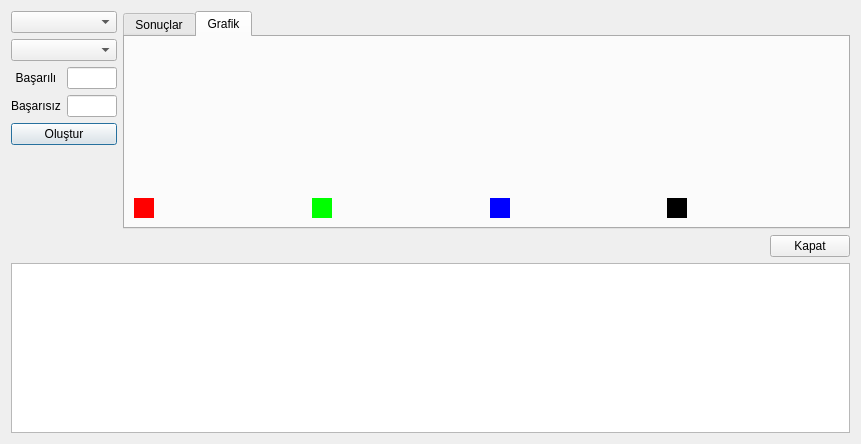
Before: the Qt Designer form krapor.ui in ekcdr/bahcesehirbitirme, drawn with Qt 5.
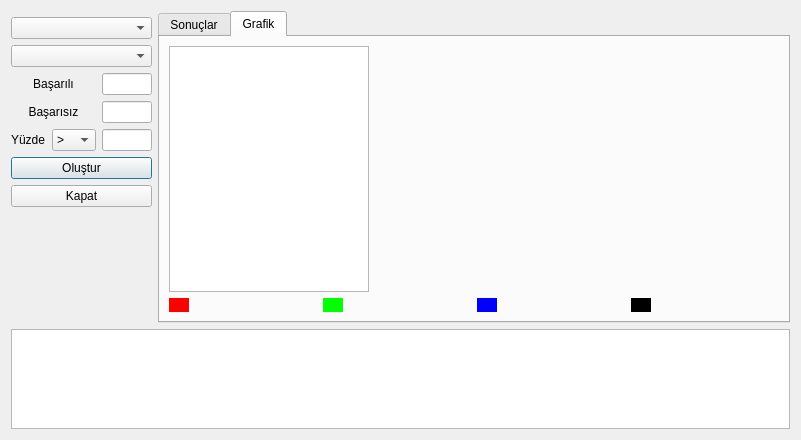
After: the same form once the commit is applied. Custom widgets are drawn as their Qt base class.

Patch:
```diff
--- a/krapor.ui
+++ b/krapor.ui
@@ -6,96 +6,53 @@
    <rect>
     <x>0</x>
     <y>0</y>
-    <width>861</width>
-    <height>444</height>
+    <width>801</width>
+    <height>440</height>
    </rect>
   </property>
   <property name="windowTitle">
    <string>Dialog</string>
   </property>
   <layout class="QGridLayout" name="gridLayout_2">
-   <item row="0" column="0">
-    <layout class="QGridLayout" name="gridLayout">
-     <item row="1" column="0" colspan="2">
-      <widget class="QComboBox" name="cbKistas">
-       <property name="sizePolicy">
-        <sizepolicy hsizetype="Preferred" vsizetype="Fixed">
-         <horstretch>0</horstretch>
-         <verstretch>0</verstretch>
-        </sizepolicy>
-       </property>
-      </widget>
-     </item>
-     <item row="0" column="0" colspan="2">
-      <widget class="QComboBox" name="cbSinav"/>
-     </item>
-     <item row="4" column="0" colspan="2">
-      <widget class="QPushButton" name="btnOlustur">
+   <item row="6" column="0">
+    <widget class="QLabel" name="label">
        <property name="text">
-        <string>Oluştur</string>
+      <string/>
        </property>
       </widget>
      </item>
-     <item row="2" column="1">
-      <widget class="QLineEdit" name="txtYuzdeUst">
-       <property name="sizePolicy">
-        <sizepolicy hsizetype="Fixed" vsizetype="Fixed">
-         <horstretch>0</horstretch>
-         <verstretch>0</verstretch>
-        </sizepolicy>
-       </property>
-       <property name="maximumSize">
+   <item row="7" column="0">
+    <spacer name="verticalSpacer">
+     <property name="orientation">
+      <enum>Qt::Vertical</enum>
+     </property>
+     <property name="sizeHint" stdset="0">
         <size>
-         <width>50</width>
-         <height>16777215</height>
-        </size>
-       </property>
-      </widget>
-     </item>
-     <item row="2" column="0">
-      <widget class="QLabel" name="lblUst">
-       <property name="text">
-        <string>Başarılı</string>
-       </property>
-       <property name="alignment">
-        <set>Qt::AlignCenter</set>
-       </property>
-      </widget>
-     </item>
-     <item row="3" column="0">
-      <widget class="QLabel" name="lblAlt">
-       <property name="text">
-        <string>Başarısız</string>
-       </property>
-       <property name="alignment">
-        <set>Qt::AlignCenter</set>
-       </property>
-      </widget>
-     </item>
-     <item row="3" column="1">
-      <widget class="QLineEdit" name="txtYuzdeAlt">
-       <property name="sizePolicy">
-        <sizepolicy hsizetype="Fixed" vsizetype="Fixed">
-         <horstretch>0</horstretch>
-         <verstretch>0</verstretch>
-        </sizepolicy>
-       </property>
+       <width>20</width>
+       <height>40</height>
+      </size>
+     </property>
+    </spacer>
+   </item>
+   <item row="8" column="0" colspan="2">
+    <widget class="QTableView" name="tableViewCizelge">
        <property name="maximumSize">
         <size>
-         <width>50</width>
-         <height>16777215</height>
+       <width>16777215</width>
+       <height>100</height>
         </size>
        </property>
       </widget>
      </item>
-    </layout>
-   </item>
-   <item row="0" column="1" rowspan="3">
+   <item row="0" column="1" rowspan="8">
     <widget class="QTabWidget" name="tabWidget">
      <property name="currentIndex">
       <number>1</number>
      </property>
-     <widget class="QWidget" name="tab_5">
+     <property name="tabsClosable">
+      <bool>false</bool>
+     </property>
+     <widget class="QWidget" name="tabSonuclar">
       <attribute name="title">
        <string>Sonuçlar</string>
       </attribute>
@@ -110,49 +67,39 @@
        <string>Grafik</string>
       </attribute>
       <layout class="QGridLayout" name="gridLayout_4">
-       <item row="1" column="5">
-        <widget class="QLabel" name="lbl3p">
-         <property name="maximumSize">
-          <size>
-           <width>16777215</width>
-           <height>20</height>
-          </size>
-         </property>
-         <property name="text">
-          <string/>
-         </property>
-        </widget>
-       </item>
-       <item row="1" column="2">
-        <widget class="QLabel" name="lbl2">
+       <item row="0" column="0">
+        <layout class="QHBoxLayout" name="horizontalLayout_2">
+         <item>
+          <widget class="QTableWidget" name="tableGrafikKonular">
+           <property name="sizePolicy">
+            <sizepolicy hsizetype="Expanding" vsizetype="Expanding">
+             <horstretch>0</horstretch>
+             <verstretch>0</verstretch>
+            </sizepolicy>
+           </property>
          <property name="maximumSize">
           <size>
-           <width>20</width>
-           <height>20</height>
-          </size>
-         </property>
-         <property name="styleSheet">
-          <string notr="true">background-color: rgb(0, 255, 0);</string>
-         </property>
-         <property name="text">
-          <string/>
-         </property>
-        </widget>
-       </item>
-       <item row="1" column="1">
-        <widget class="QLabel" name="lbl1p">
-         <property name="maximumSize">
-          <size>
-           <width>16777215</width>
-           <height>20</height>
-          </size>
-         </property>
-         <property name="text">
-          <string/>
-         </property>
-        </widget>
+             <width>200</width>
+             <height>16777215</height>
+            </size>
+           </property>
+          </widget>
+         </item>
+         <item>
+          <widget class="QSint::BarChartPlotter" name="cizelge" native="true">
+           <property name="sizePolicy">
+            <sizepolicy hsizetype="Expanding" vsizetype="Expanding">
+             <horstretch>0</horstretch>
+             <verstretch>0</verstretch>
+            </sizepolicy>
+           </property>
+          </widget>
+         </item>
+        </layout>
        </item>
        <item row="1" column="0">
+        <layout class="QHBoxLayout" name="horizontalLayout">
+         <item>
         <widget class="QLabel" name="lbl1">
          <property name="maximumSize">
           <size>
@@ -168,7 +115,78 @@
          </property>
         </widget>
        </item>
-       <item row="1" column="6">
+         <item>
+          <widget class="QLabel" name="lbl1p">
+           <property name="maximumSize">
+            <size>
+             <width>16777215</width>
+             <height>20</height>
+            </size>
+           </property>
+           <property name="text">
+            <string/>
+           </property>
+          </widget>
+         </item>
+         <item>
+          <widget class="QLabel" name="lbl2">
+           <property name="maximumSize">
+            <size>
+             <width>20</width>
+             <height>20</height>
+            </size>
+           </property>
+           <property name="styleSheet">
+            <string notr="true">background-color: rgb(0, 255, 0);</string>
+           </property>
+           <property name="text">
+            <string/>
+           </property>
+          </widget>
+         </item>
+         <item>
+          <widget class="QLabel" name="lbl2p">
+           <property name="maximumSize">
+            <size>
+             <width>16777215</width>
+             <height>20</height>
+            </size>
+           </property>
+           <property name="text">
+            <string/>
+           </property>
+          </widget>
+         </item>
+         <item>
+          <widget class="QLabel" name="lbl3">
+           <property name="maximumSize">
+            <size>
+             <width>20</width>
+             <height>20</height>
+            </size>
+           </property>
+           <property name="styleSheet">
+            <string notr="true">background-color: rgb(0, 0, 255);</string>
+           </property>
+           <property name="text">
+            <string/>
+           </property>
+          </widget>
+         </item>
+         <item>
+          <widget class="QLabel" name="lbl3p">
+           <property name="maximumSize">
+            <size>
+             <width>16777215</width>
+             <height>20</height>
+            </size>
+           </property>
+           <property name="text">
+            <string/>
+           </property>
+          </widget>
+         </item>
+         <item>
         <widget class="QLabel" name="lbl4">
          <property name="maximumSize">
           <size>
@@ -184,7 +202,7 @@
          </property>
         </widget>
        </item>
-       <item row="1" column="7">
+         <item>
         <widget class="QLabel" name="lbl4p">
          <property name="maximumSize">
           <size>
@@ -197,95 +215,166 @@
          </property>
         </widget>
        </item>
-       <item row="0" column="0" colspan="8">
-        <widget class="QSint::BarChartPlotter" name="cizelge" native="true"/>
-       </item>
-       <item row="1" column="4">
-        <widget class="QLabel" name="lbl3">
-         <property name="maximumSize">
-          <size>
-           <width>20</width>
-           <height>20</height>
-          </size>
-         </property>
-         <property name="styleSheet">
-          <string notr="true">background-color: rgb(0, 0, 255);</string>
-         </property>
-         <property name="text">
-          <string/>
-         </property>
-        </widget>
-       </item>
-       <item row="1" column="3">
-        <widget class="QLabel" name="lbl2p">
-         <property name="maximumSize">
-          <size>
-           <width>16777215</width>
-           <height>20</height>
-          </size>
-         </property>
-         <property name="text">
-          <string/>
-         </property>
-        </widget>
+        </layout>
        </item>
       </layout>
      </widget>
     </widget>
    </item>
    <item row="1" column="0">
-    <widget class="QLabel" name="label">
+    <widget class="QComboBox" name="cbSinav"/>
+   </item>
+   <item row="2" column="0">
+    <widget class="QComboBox" name="cbKistas">
+     <property name="sizePolicy">
+      <sizepolicy hsizetype="Preferred" vsizetype="Fixed">
+       <horstretch>0</horstretch>
+       <verstretch>0</verstretch>
+      </sizepolicy>
+     </property>
+    </widget>
+   </item>
+   <item row="3" column="0">
+    <layout class="QGridLayout" name="gridLayout">
+     <item row="0" column="2">
+      <widget class="QLineEdit" name="txtYuzdeUst">
+       <property name="sizePolicy">
+        <sizepolicy hsizetype="Fixed" vsizetype="Fixed">
+         <horstretch>0</horstretch>
+         <verstretch>0</verstretch>
+        </sizepolicy>
+       </property>
+       <property name="maximumSize">
+        <size>
+         <width>50</width>
+         <height>16777215</height>
+        </size>
+       </property>
+      </widget>
+     </item>
+     <item row="0" column="0" colspan="2">
+      <widget class="QLabel" name="lblUst">
      <property name="text">
-      <string/>
-     </property>
-    </widget>
-   </item>
-   <item row="2" column="0">
-    <spacer name="verticalSpacer">
-     <property name="orientation">
-      <enum>Qt::Vertical</enum>
-     </property>
-     <property name="sizeHint" stdset="0">
+        <string>Başarılı</string>
+       </property>
+       <property name="alignment">
+        <set>Qt::AlignCenter</set>
+       </property>
+      </widget>
+     </item>
+     <item row="1" column="0" colspan="2">
+      <widget class="QLabel" name="lblAlt">
+       <property name="text">
+        <string>Başarısız</string>
+       </property>
+       <property name="alignment">
+        <set>Qt::AlignCenter</set>
+       </property>
+      </widget>
+     </item>
+     <item row="1" column="2">
+      <widget class="QLineEdit" name="txtYuzdeAlt">
+       <property name="sizePolicy">
+        <sizepolicy hsizetype="Fixed" vsizetype="Fixed">
+         <horstretch>0</horstretch>
+         <verstretch>0</verstretch>
+        </sizepolicy>
+       </property>
+       <property name="maximumSize">
       <size>
-       <width>20</width>
-       <height>40</height>
-      </size>
-     </property>
-    </spacer>
-   </item>
-   <item row="4" column="0" colspan="2">
-    <widget class="QTableView" name="tableViewCizelge">
+         <width>50</width>
+         <height>16777215</height>
+        </size>
+       </property>
+      </widget>
+     </item>
+     <item row="2" column="0">
+      <widget class="QLabel" name="lblYuzde">
+       <property name="text">
+        <string>Yüzde</string>
+       </property>
+      </widget>
+     </item>
+     <item row="2" column="2">
+      <widget class="QLineEdit" name="txtYuzde">
+       <property name="sizePolicy">
+        <sizepolicy hsizetype="Fixed" vsizetype="Fixed">
+         <horstretch>0</horstretch>
+         <verstretch>0</verstretch>
+        </sizepolicy>
+       </property>
      <property name="maximumSize">
       <size>
-       <width>16777215</width>
-       <height>200</height>
+         <width>50</width>
+         <height>16777215</height>
       </size>
      </property>
     </widget>
    </item>
-   <item row="3" column="0" colspan="2">
-    <layout class="QHBoxLayout" name="horizontalLayout_2">
-     <item>
-      <spacer name="horizontalSpacer_2">
-       <property name="orientation">
-        <enum>Qt::Horizontal</enum>
+     <item row="2" column="1">
+      <widget class="QComboBox" name="cbKistasYuzde">
+       <property name="sizePolicy">
+        <sizepolicy hsizetype="Fixed" vsizetype="Fixed">
+         <horstretch>0</horstretch>
+         <verstretch>0</verstretch>
+        </sizepolicy>
        </property>
-       <property name="sizeHint" stdset="0">
+       <property name="maximumSize">
         <size>
-         <width>40</width>
-         <height>20</height>
+         <width>50</width>
+         <height>16777215</height>
         </size>
        </property>
-      </spacer>
+       <item>
+        <property name="text">
+         <string>&gt;</string>
+        </property>
      </item>
      <item>
+        <property name="text">
+         <string>&lt;</string>
+        </property>
+       </item>
+       <item>
+        <property name="text">
+         <string>&gt;=</string>
+        </property>
+       </item>
+       <item>
+        <property name="text">
+         <string>&lt;=</string>
+        </property>
+       </item>
+       <item>
+        <property name="text">
+         <string>=</string>
+        </property>
+       </item>
+       <item>
+        <property name="text">
+         <string>!=</string>
+        </property>
+       </item>
+      </widget>
+     </item>
+    </layout>
+   </item>
+   <item row="5" column="0">
       <widget class="QPushButton" name="btnKapat">
        <property name="text">
         <string>Kapat</string>
        </property>
       </widget>
      </item>
-    </layout>
+   <item row="4" column="0">
+    <widget class="QPushButton" name="btnOlustur">
+     <property name="text">
+      <string>Oluştur</string>
+     </property>
+     <property name="default">
+      <bool>true</bool>
+     </property>
+    </widget>
    </item>
   </layout>
  </widget>
```
Left out of the diff: 2 changed lines with no effect on the pictures. Lines whose indentation alone changed are shown as unchanged.
